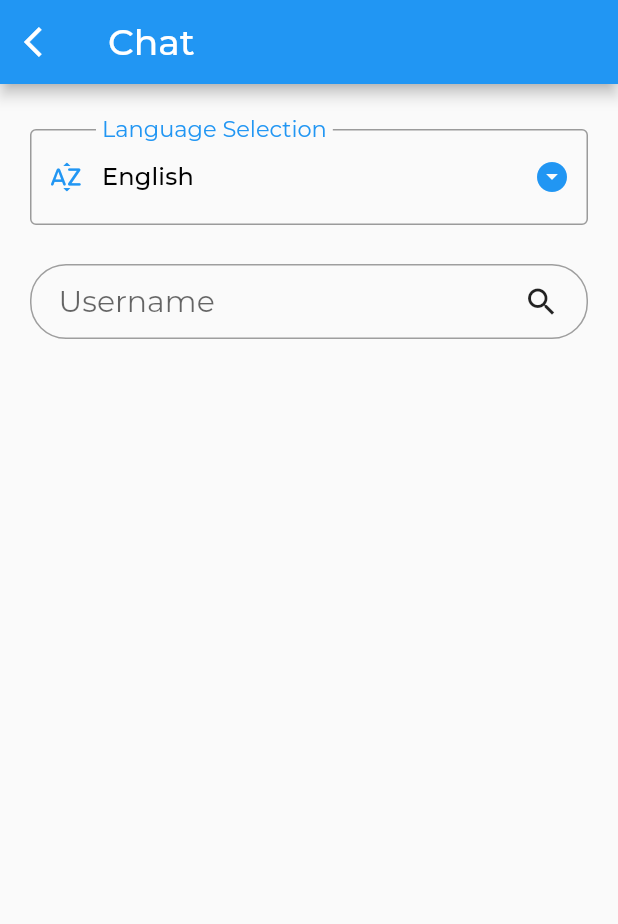
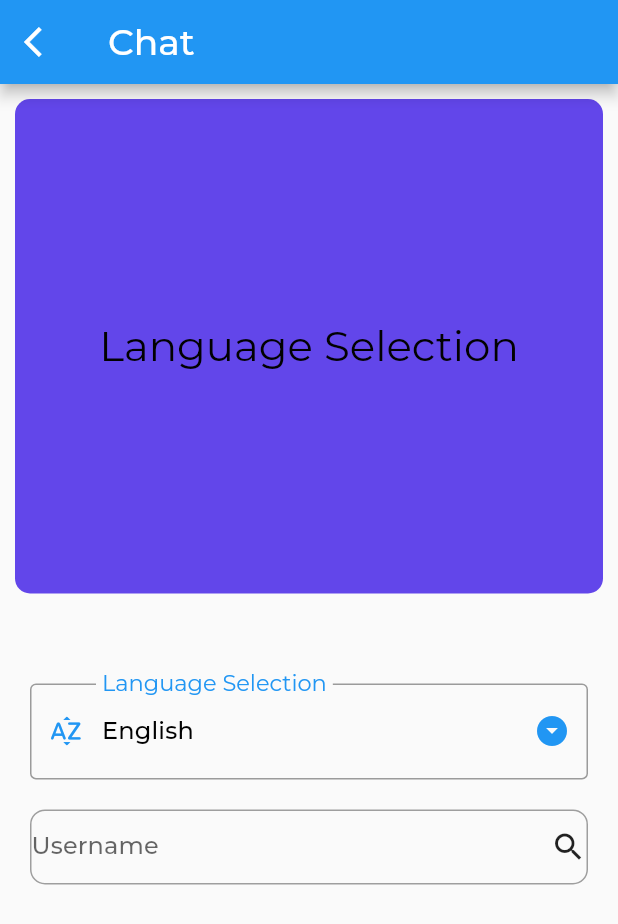
Before and after one commit to ajayrnairg/Mastek_Internship__App, a Flutter app: the ChatScreen screen opened directly, on a phone screen of 412 x 824 dp. Shown: the top 924 px of the screen. Run offline on Flutter 3.47's test engine with Material 2 defaults, Android fonts, the phone set to English and light mode, and no system bars; our stand-ins replace audioplayers, cloud_firestore, email_validator, firebase_auth, firebase_core, firebase_messaging and 12 more; missing offline and left inert: flutter_sound, google_speech, translator, wav; accounts and stored records are empty; project files that could hold a hidden picture were left out.

Commit message:
Alignment, size, screen, and chat box update

```diff
--- a/Flutter_Application_Work/lib/main.dart
+++ b/Flutter_Application_Work/lib/main.dart
@@ -4,6 +4,7 @@ import 'package:flutter/material.dart';
 import 'package:get/get_navigation/src/root/get_material_app.dart';
 import 'package:rough_app/src/constants/image_strings.dart';
 import 'package:rough_app/src/constants/text_strings.dart';
+import 'package:rough_app/src/features/screens/chat_screen/chat_screen.dart';
 import 'package:rough_app/src/features/screens/direct_chat_screen/direct_chat_screen.dart';
 import 'package:rough_app/src/features/screens/home_screen/home_screen.dart';
 import 'package:rough_app/src/features/screens/rough_screen/rough_screen.dart';
@@ -51,7 +52,9 @@ class MyApp extends StatelessWidget {
               return
                  WelcomeScreen();
                  // SplashScreen();
+              // ChatScreen();
             }
+
           }
       ),
 
--- a/Flutter_Application_Work/lib/src/features/screens/chat_screen/chat_screen.dart
+++ b/Flutter_Application_Work/lib/src/features/screens/chat_screen/chat_screen.dart
@@ -7,6 +7,8 @@ import 'package:rough_app/src/constants/text_strings.dart';
 import 'package:rough_app/src/features/controllers/chat_screen_controller.dart';
 import 'package:rough_app/src/features/controllers/home_screen_controller.dart';
 
+import '../../../constants/colors.dart';
+import '../../../constants/sizes.dart';
 import '../../../utils/services/database.dart';
 
 class ChatScreen extends StatefulWidget {
@@ -139,6 +141,10 @@ class _ChatScreenState extends State<ChatScreen> {
 
   @override
   Widget build(BuildContext context) {
+    var size = MediaQuery.of(context).size;
+    var height = size.height;
+    var width = size.width;
+
     return Scaffold(
       appBar: AppBar(
         title: Text(gChatScreenName),
@@ -152,14 +158,38 @@ class _ChatScreenState extends State<ChatScreen> {
       body: SafeArea(
         child: SingleChildScrollView(
           child: Container(
-            margin: EdgeInsets.all(20),
+            // margin: EdgeInsets.all(20),
             child: Column(
               crossAxisAlignment: CrossAxisAlignment.center,
               children: [
-                Container(
-                  padding: EdgeInsets.symmetric(vertical: 10),
+                Padding(
+                  padding: const EdgeInsets.all(gSmallSpace),
+                  child: Container(
+                    height: height * 0.4,
+                    padding: const EdgeInsets.all(gSmallSpace),
+                    decoration: BoxDecoration(
+                      borderRadius: BorderRadius.circular(gBorderRadius),
+                      color: gDarkPurple,
+                    ),
+                    // color: Colors.blue,
+                    child: Center(
+                      child: Text(
+                        gLangSelectionPage,
+                        style: Theme.of(context).textTheme.headlineMedium,
+                      ),
+                    ),
+                  ),
+                ),
+                const SizedBox(height: gDefaultSize),
+
+                Padding(
+                  padding: const EdgeInsets.fromLTRB(gSmallSpace * 2,
+                      gSmallSpace * 2, gSmallSpace * 2, gSmallSpace),
+                  child: Container(
+                    // padding: EdgeInsets.symmetric(vertical: 10),
                     decoration: const BoxDecoration(
-                    borderRadius: BorderRadius.all(Radius.circular(20.0)),
+                      borderRadius:
+                          BorderRadius.all(Radius.circular(gBorderRadius)),
                     ),
                     child: DropdownButtonFormField(
                       isExpanded: true,
@@ -191,25 +221,33 @@ class _ChatScreenState extends State<ChatScreen> {
                           border: OutlineInputBorder()),
                     ),
                   ),
-                Row(
+                ),
+
+                Padding(
+                  padding: const EdgeInsets.fromLTRB(gSmallSpace * 2,
+                      gSmallSpace, gSmallSpace * 2, gSmallSpace * 2),
+                  child: Row(
                     children: [
                       isSearching
                           ? Padding(
-                            padding:
-                                const EdgeInsets.symmetric(horizontal: 8.0),
+                              // padding: const EdgeInsets.symmetric(horizontal: 8.0),
+                              padding: const EdgeInsets.all(0),
                               child: InkWell(
                                 onTap: () {
                                   if (isAnyUserSelected) {
                                     isAnyUserSelected = false;
                                     selectedIndex = -1;
                                     chatScreenController.selectedUserID = null;
-                                  chatScreenController.selectedUserName = null;
-                                  chatScreenController.selectedUserDisplayName =
+                                    chatScreenController.selectedUserName =
                                         null;
                                     chatScreenController
+                                        .selectedUserDisplayName = null;
+                                    chatScreenController
                                         .selectedUserProfilePicURL = null;
-                                  chatScreenController.selectedUserEmail = null;
-                                  chatScreenController.selectedUserToken = null;
+                                    chatScreenController.selectedUserEmail =
+                                        null;
+                                    chatScreenController.selectedUserToken =
+                                        null;
                                     setState(() {});
                                   } else {
                                     isSearching = false;
@@ -223,45 +261,52 @@ class _ChatScreenState extends State<ChatScreen> {
                           : Container(),
                       Expanded(
                           child: Container(
-                      margin: EdgeInsets.symmetric(vertical: 16),
-                      padding: EdgeInsets.symmetric(horizontal: 18),
+                        // margin: EdgeInsets.symmetric(vertical: 16),
+                        // padding: EdgeInsets.symmetric(horizontal: 18),
                         decoration: BoxDecoration(
                             border: Border.all(
                                 color: Colors.grey,
                                 width: 1,
                                 style: BorderStyle.solid),
-                          borderRadius: BorderRadius.circular(24)),
+                            borderRadius: BorderRadius.circular(gBorderRadius)),
                         child: Row(
                           children: [
                             Expanded(
                               child: TextField(
                                 controller: userSearchController,
-                            style: TextStyle(fontSize: 20),
+                                style: Theme.of(context).textTheme.titleSmall,
                                 decoration: InputDecoration(
-                                border: InputBorder.none, hintText: "Username"),
-                          )),
+                                    border: InputBorder.none,
+                                    hintText: "Username"),
+                              ),
+                            ),
                             InkWell(
                               onTap: () {
                                 if (userSearchController.text != "") {
                                   onSearchButtonClick();
                                 }
                               },
-                              child: Icon(Icons.search))
+                              child: Icon(Icons.search),
+                            ),
                           ],
                         ),
                       ))
                     ],
+                  ),
                 ),
                 // const SizedBox(
                 //   height: 10,
                 // ),
                 isSearching ? searchUsersList() : Container(),
 
+                SizedBox(
+                  height: gSmallSpace,
+                ),
                 // Widget you want at the bottom
-                SizedBox(
-                  height: 10,
-                ),
-                (isAnyUserSelected)
+
+                Padding(
+                  padding: const EdgeInsets.all(gSmallSpace * 2),
+                  child: (isAnyUserSelected)
                       ? SizedBox(
                           width: double.infinity,
                           child: ElevatedButton(
@@ -277,6 +322,7 @@ class _ChatScreenState extends State<ChatScreen> {
                           ),
                         )
                       : Container(),
+                ),
               ],
             ),
           ),
--- a/Flutter_Application_Work/lib/src/features/screens/chat_screen/chat_widget/chat_bottom_container_widget.dart
+++ b/Flutter_Application_Work/lib/src/features/screens/chat_screen/chat_widget/chat_bottom_container_widget.dart
@@ -12,10 +12,10 @@ import 'package:flutter_sound/flutter_sound.dart';
 import '../../../controllers/chat_screen_controller.dart';
 
 class ChatBottomContainerWidget extends StatefulWidget {
-  const ChatBottomContainerWidget({
-    super.key,
-    required this.selectedLanguage,
-    required this.chatScreenController});
+  const ChatBottomContainerWidget(
+      {super.key,
+      required this.selectedLanguage,
+      required this.chatScreenController});
 
   final String selectedLanguage;
   final ChatScreenController chatScreenController;
@@ -29,8 +29,6 @@ class _ChatBottomContainerWidgetState extends State<ChatBottomContainerWidget> {
   final recorder = FlutterSoundRecorder();
   bool isRecorderReady = false;
   bool recordStatus = false;
-
-
 
   @override
   void initState() {
@@ -69,7 +67,8 @@ class _ChatBottomContainerWidgetState extends State<ChatBottomContainerWidget> {
     // await recorder.startRecorder(toFile: '$messageIdAsName.mp4');
     recordStatus = true;
     await recorder.startRecorder(
-        toFile: '$tempPath/$messageIdAsName-Original.wav', codec: Codec.pcm16WAV);
+        toFile: '$tempPath/$messageIdAsName-Original.wav',
+        codec: Codec.pcm16WAV);
   }
 
   Future stop() async {
@@ -83,10 +82,8 @@ class _ChatBottomContainerWidgetState extends State<ChatBottomContainerWidget> {
   @override
   Widget build(BuildContext context) {
     return Container(
-
       alignment: Alignment.bottomCenter,
       child: Container(
-
         // height: double.infinity,
         decoration: BoxDecoration(
             // borderRadius: BorderRadius.circular(10.0),
@@ -97,8 +94,12 @@ class _ChatBottomContainerWidgetState extends State<ChatBottomContainerWidget> {
             Expanded(
               child: !recordStatus
                   ? TextField(
-                      controller: widget.chatScreenController
-                          .messageTextEditingController,
+                      textInputAction: TextInputAction.newline,
+                      maxLines: 4,
+                      minLines: 1,
+                      // expands: true,
+                      controller: widget
+                          .chatScreenController.messageTextEditingController,
                       style: const TextStyle(
                         color: Colors.white,
                         fontWeight: FontWeight.w500,
@@ -146,7 +147,8 @@ class _ChatBottomContainerWidgetState extends State<ChatBottomContainerWidget> {
                 if (recorder.isRecording) {
                   // debugPrint("was running");
                   await stop();
-                  widget.chatScreenController.addMessage(widget.selectedLanguage, true);
+                  widget.chatScreenController
+                      .addMessage(widget.selectedLanguage, true);
                   // print("adding message");
                   // if (widget.directChatScreenController.selectedLanguages[0]) {
                   //   await widget.directChatScreenController.buildAndAddMessage(
@@ -165,8 +167,7 @@ class _ChatBottomContainerWidgetState extends State<ChatBottomContainerWidget> {
                   // widget.updateParentUI();
                 } else {
                   // debugPrint("was not running");
-                  await record(
-                      "ChatScreen");
+                  await record("ChatScreen");
                   // debugPrint("now started");
                 }
 
@@ -174,11 +175,11 @@ class _ChatBottomContainerWidgetState extends State<ChatBottomContainerWidget> {
               },
               icon: recordStatus ? Icon(Icons.stop) : Icon(Icons.mic_outlined),
             ),
-
             IconButton(
               icon: Icon(Icons.send),
               onPressed: () {
-                widget.chatScreenController.addMessage(widget.selectedLanguage,false);
+                widget.chatScreenController
+                    .addMessage(widget.selectedLanguage, false);
                 // widget.callback();
 
                 // setState(() {
--- a/Flutter_Application_Work/lib/src/features/screens/chat_screen/chat_widget/send_chat_message_widget.dart
+++ b/Flutter_Application_Work/lib/src/features/screens/chat_screen/chat_widget/send_chat_message_widget.dart
@@ -70,7 +70,7 @@ class _SendChatMessageWidgetState extends State<SendChatMessageWidget> {
                 children: [
                   Padding(
                       padding: const EdgeInsets.all(8.0),
-                      child: RichText(
+                      child: RichText(textAlign: TextAlign.right,
                         text: TextSpan(
                             text: "",
                             style: DefaultTextStyle.of(context).style,
@@ -78,6 +78,7 @@ class _SendChatMessageWidgetState extends State<SendChatMessageWidget> {
                               TextSpan(
                                 text: "$gAccountUserName \n",
                                 style: const TextStyle(
+
                                     fontWeight: FontWeight.bold, fontSize: 16),
                               ),
                               TextSpan(
--- a/Flutter_Application_Work/lib/src/features/screens/direct_chat_screen/chat_widget/chat_message_container_main_widget.dart
+++ b/Flutter_Application_Work/lib/src/features/screens/direct_chat_screen/chat_widget/chat_message_container_main_widget.dart
@@ -64,6 +64,7 @@ class _ChatMessageContainerMainWidgetState
 
   @override
   Widget build(BuildContext context) {
+
     return Container(
       height: widget.size.height * 0.8,
       child: ListView(
--- a/Flutter_Application_Work/lib/src/features/screens/direct_chat_screen/direct_chat_main_screen.dart
+++ b/Flutter_Application_Work/lib/src/features/screens/direct_chat_screen/direct_chat_main_screen.dart
@@ -126,6 +126,7 @@ class _DirectChatMainScreenState extends State<DirectChatMainScreen> {
               ),
               Expanded(
                 flex: 9,
+
                 child: Padding(
                   padding: const EdgeInsets.all(8.0),
                   child: Center(
```
Lines whose indentation alone changed are shown as unchanged.
